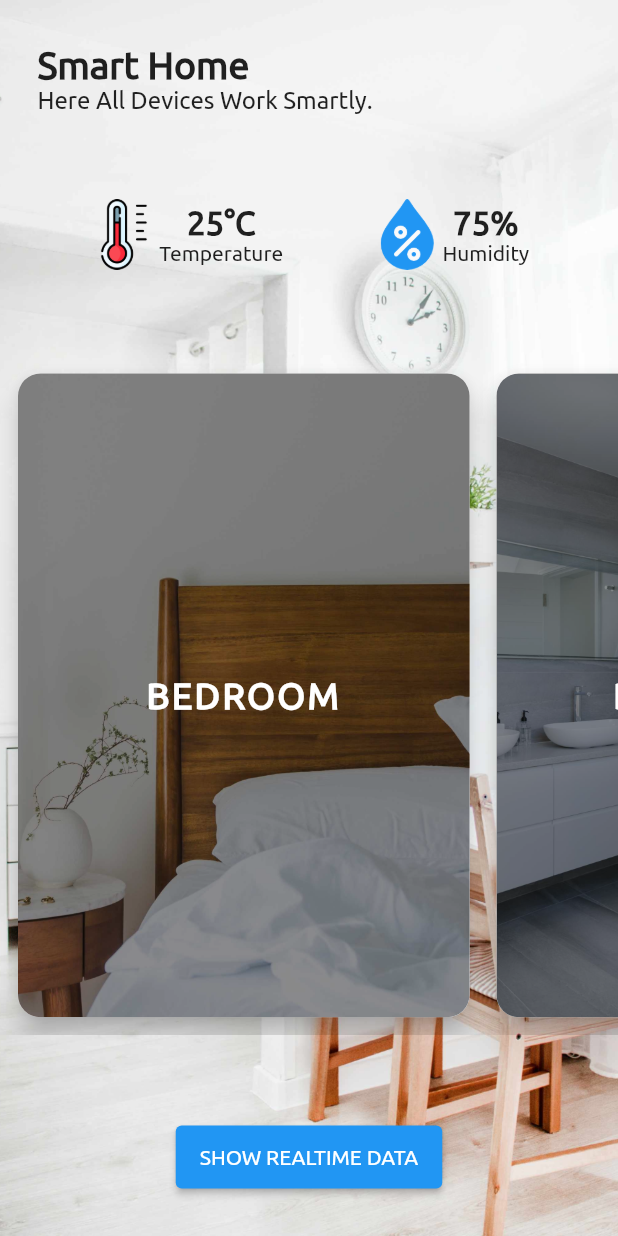
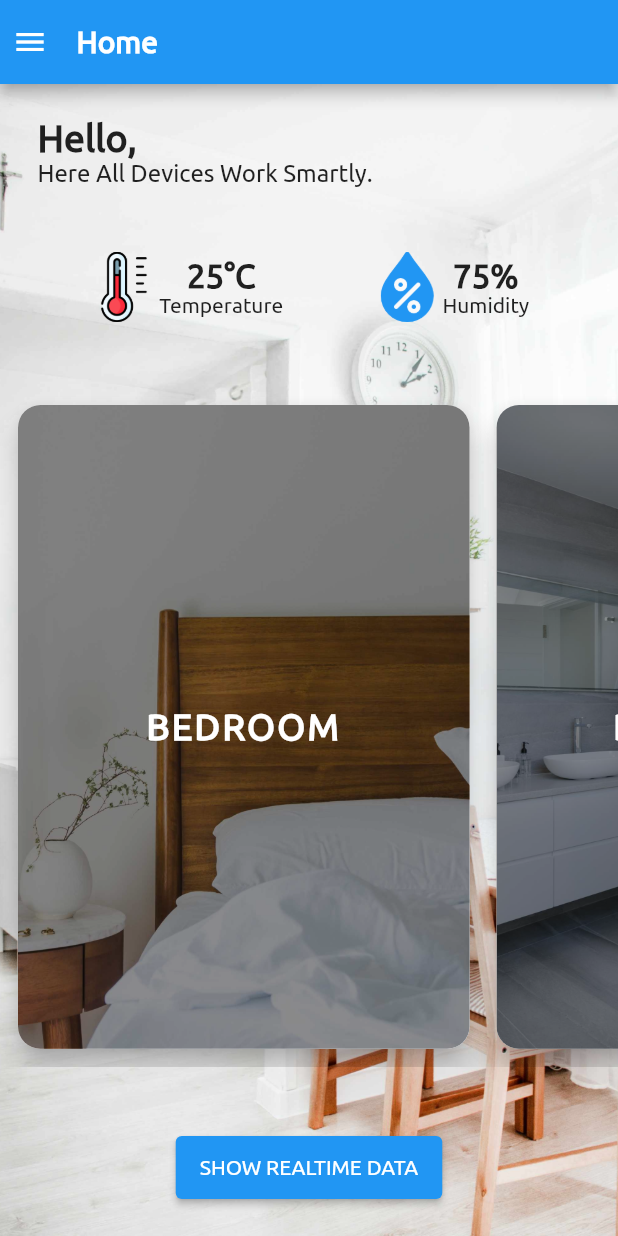
Before and after one commit to prog-harsh/SmartHomeApp, a Flutter app: the HomePage screen opened by its route, on a phone screen of 412 x 824 dp. Run offline on Flutter 3.47's test engine with Material 2 defaults, Android fonts, the light colour scheme and no system bars; our stand-ins replace firebase_auth, firebase_core, firebase_database, percent_indicator; accounts and stored records are empty; statements that could not run were skipped.

Commit message:
Modified above text and added appBar

```diff
--- a/lib/screens/homepage.dart
+++ b/lib/screens/homepage.dart
@@ -1,8 +1,24 @@
+import 'package:firebase_database/firebase_database.dart';
 import 'package:flutter/material.dart';
+import 'package:myhome/main_drawer.dart';
 
-class HomePage extends StatelessWidget {
-  void selectRoom(BuildContext ctx, String room) {
-    Navigator.pushNamed(ctx, 'room-screen', arguments: {'room': room});
+class HomePage extends StatefulWidget {
+  @override
+  _HomePageState createState() => _HomePageState();
+}
+
+class _HomePageState extends State<HomePage> {
+  String _userName = '';
+  late DatabaseReference _databaseReference;
+  @override
+  void initState() {
+    _databaseReference = FirebaseDatabase.instance.reference();
+    _databaseReference.child('userDetails').once().then((value) {
+      setState(() {
+        _userName = value.value['username'];
+      });
+    });
+    super.initState();
   }
 
   @override
@@ -13,6 +29,14 @@ class HomePage extends StatelessWidget {
     ImageProvider bathroom = AssetImage('images/bathroom.jpg');
     return Scaffold(
         backgroundColor: Color.fromRGBO(249, 249, 245, 1),
+        appBar: AppBar(
+          leadingWidth: 35,
+          title: Text(
+            'Home',
+            style: TextStyle(fontWeight: FontWeight.bold),
+          ),
+        ),
+        drawer: MainDrawer(),
         body: Container(
           decoration: BoxDecoration(
             image: DecorationImage(
@@ -31,7 +55,7 @@ class HomePage extends StatelessWidget {
                     crossAxisAlignment: CrossAxisAlignment.start,
                     children: [
                       Text(
-                        'Smart Home',
+                        'Hello, ${_userName.toString().split(' ')[0]}',
                         style: TextStyle(
                             fontSize: 25, fontWeight: FontWeight.w600),
                       ),
```
